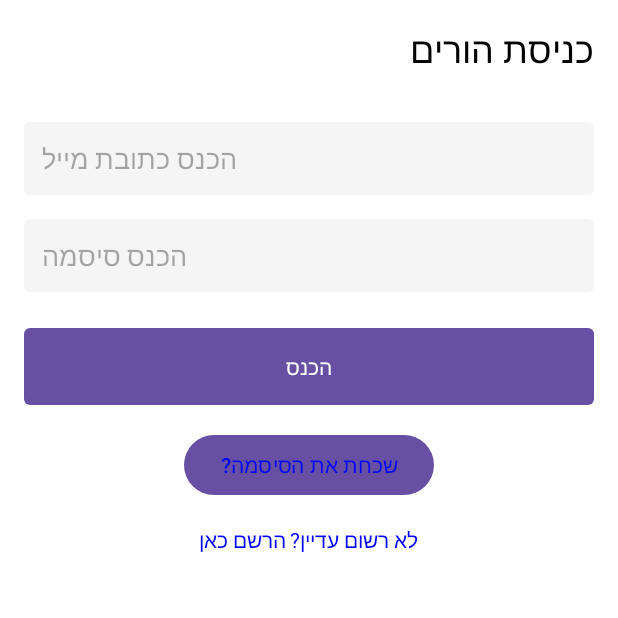
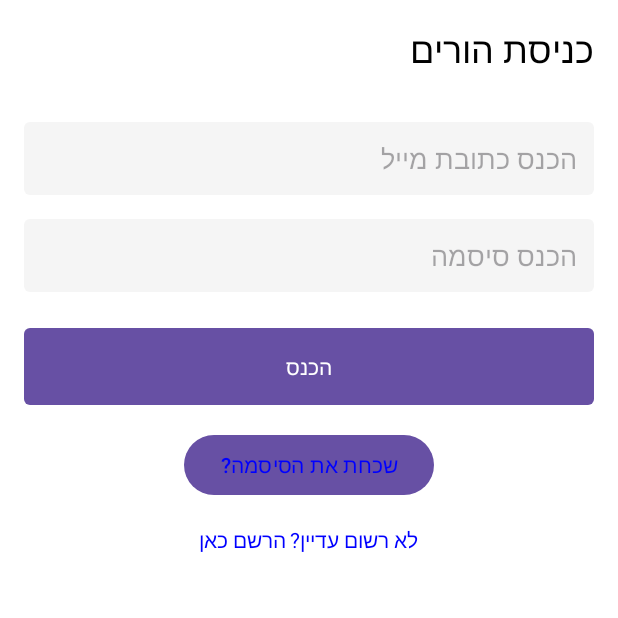
Before and after one commit to ShirAvezof/newfinalprojectshir, an Android app: the LoginActivity screen opened directly, with no data from a screen before it, after a tap on "הכנס", on a phone screen of 412 x 824 dp, the top half of it. Run offline under Robolectric (Android 15) with nearby library versions, the phone set to English and light mode, and no system bars; our stand-ins replace Firebase (no records; nobody signed in at launch, a user with empty details on screens opened directly).

Commit message:
תפריט עובדת וקלאס תקינות קלט

```diff
--- a/app/src/main/java/com/example/finalprojectshir2/Parent/Login/LoginActivity.java
+++ b/app/src/main/java/com/example/finalprojectshir2/Parent/Login/LoginActivity.java
@@ -14,6 +14,7 @@ import android.widget.Toast;
 import androidx.appcompat.app.AppCompatActivity;
 
 import com.example.finalprojectshir2.Home.HomeActivity;
+import com.example.finalprojectshir2.InputValidator;
 import com.example.finalprojectshir2.Parent.Register.RegisterActivity;
 import com.example.finalprojectshir2.R;
 import com.google.firebase.auth.FirebaseAuth;
@@ -76,14 +77,25 @@ public class LoginActivity extends AppCompatActivity implements View.OnClickList
 //    }
 
     private void loginUser() {
-        String email = emailEditText.getText().toString().trim();
-        String password = passwordEditText.getText().toString().trim();
+        String email = emailEditText.getText().toString();
+        String password = passwordEditText.getText().toString();
 
-        // Validate the inputs
-        if (email.isEmpty() || password.isEmpty()) {
-            Toast.makeText(this, "Please enter both email and password", Toast.LENGTH_SHORT).show();
-            return;
+        String validPassword = InputValidator.validatePassword(password);
+        String validEmail = InputValidator.validateEmail(email);
+
+        if(!validEmail.isEmpty() || !validPassword.isEmpty()) {
+            if(!validPassword.isEmpty()) {
+                Toast.makeText(this, validPassword, Toast.LENGTH_SHORT).show();
+            }
+            if(!validEmail.isEmpty()) {
+                Toast.makeText(this, validEmail, Toast.LENGTH_SHORT).show();
+            }
         }
+        else {
+            Intent intent = new Intent(this, HomeActivity.class);
+            startActivity(intent);
+        }
+
 
 
 
--- a/app/src/main/res/layout/activity_home.xml
+++ b/app/src/main/res/layout/activity_home.xml
@@ -63,6 +63,10 @@
         android:layout_marginBottom="16dp"/>
 
 
+    <Space
+        android:layout_width="match_parent"
+        android:layout_height="340dp" />
+
     <com.google.android.material.bottomnavigation.BottomNavigationView
         android:id="@+id/bottomNavigationView"
         android:layout_width="wrap_content"
--- a/app/src/main/res/layout/activity_login.xml
+++ b/app/src/main/res/layout/activity_login.xml
@@ -21,6 +21,7 @@
         android:layout_width="match_parent"
         android:layout_height="wrap_content"
         android:hint="הכנס כתובת מייל"
+        android:textAlignment="textEnd"
         android:inputType="textEmailAddress"
         android:textDirection="ltr"
         android:padding="12dp"
@@ -31,12 +32,13 @@
         android:id="@+id/passwordEditText"
         android:layout_width="match_parent"
         android:layout_height="wrap_content"
+        android:layout_marginBottom="24dp"
+        android:background="@drawable/edit_text_background"
+        android:textAlignment="textEnd"
         android:hint="הכנס סיסמה"
-        android:textDirection="rtl"
         android:inputType="textPassword"
         android:padding="12dp"
-        android:background="@drawable/edit_text_background"
-        android:layout_marginBottom="24dp"/>
+        android:textDirection="rtl" />
 
     <Button
         android:id="@+id/loginButton"
```
Also changed, not shown: app/src/main/java/com/example/finalprojectshir2/FavoriteKindergarnds/FavoriteKindergarndsActivity.java (+25 -1 lines), app/src/main/java/com/example/finalprojectshir2/Home/HomeActivity.java (+13 -4 lines), app/src/main/java/com/example/finalprojectshir2/InputValidator.java (added, +73 -0 lines), app/src/main/java/com/example/finalprojectshir2/Parent/ParentProfile/ParentProfileActivity.java (+15 -0 lines).
